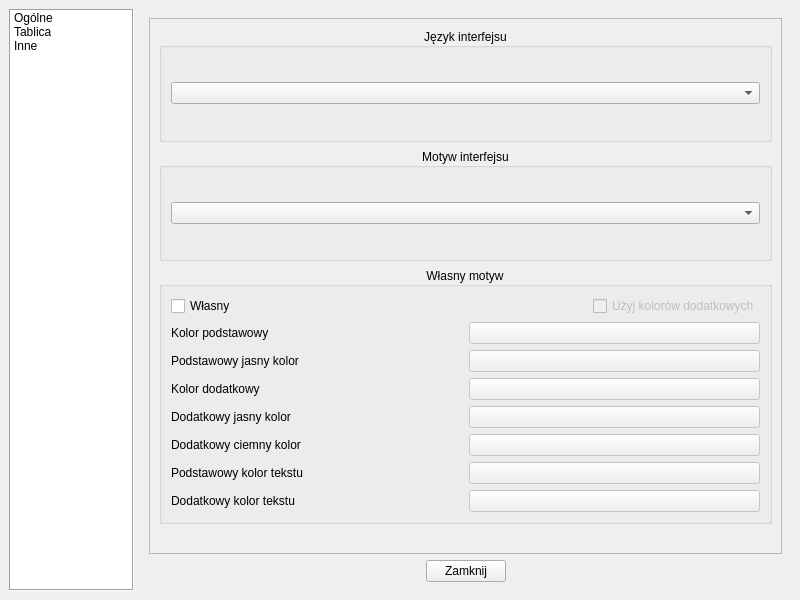
This is ui/Settings/settings-window.ui in OskarLewandowski/dex-data-experience as Qt 5 draws it before an edit. The edited form follows.
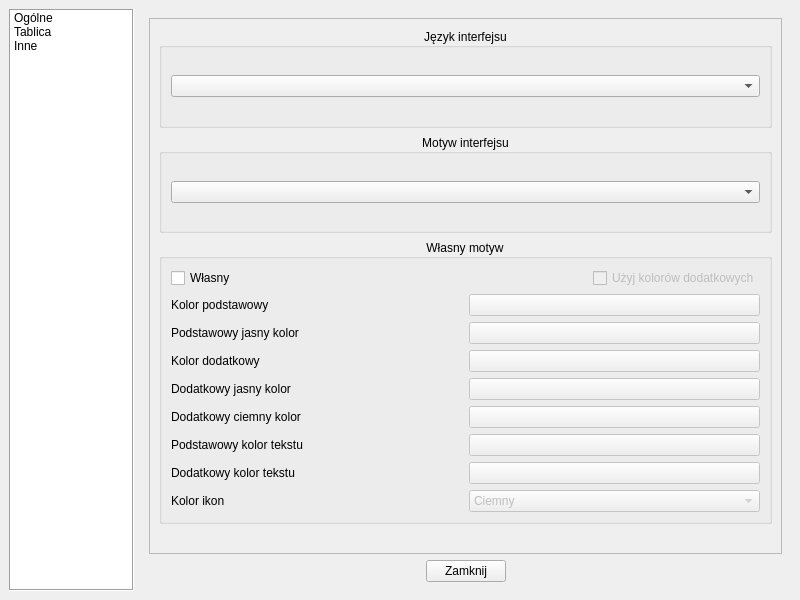
This is the edited form. The open tabs and pages were chosen to show the change.

Commit message: fix color icon for custom theme

The edit to the form file:
```diff
--- a/ui/Settings/settings-window.ui
+++ b/ui/Settings/settings-window.ui
@@ -308,6 +308,34 @@
                          </item>
                         </layout>
                        </item>
+                       <item>
+                        <layout class="QHBoxLayout" name="horizontalLayout_14">
+                         <item>
+                          <widget class="QLabel" name="label_8">
+                           <property name="text">
+                            <string>Kolor ikon</string>
+                           </property>
+                          </widget>
+                         </item>
+                         <item>
+                          <widget class="QComboBox" name="comboBox_Icon_Color">
+                           <property name="enabled">
+                            <bool>false</bool>
+                           </property>
+                           <item>
+                            <property name="text">
+                             <string>Ciemny</string>
+                            </property>
+                           </item>
+                           <item>
+                            <property name="text">
+                             <string>Jasny</string>
+                            </property>
+                           </item>
+                          </widget>
+                         </item>
+                        </layout>
+                       </item>
                       </layout>
                      </widget>
                     </item>
```
Left out of the diff: 26 changed lines with no effect on the pictures. The commit also changes 2 other files.
